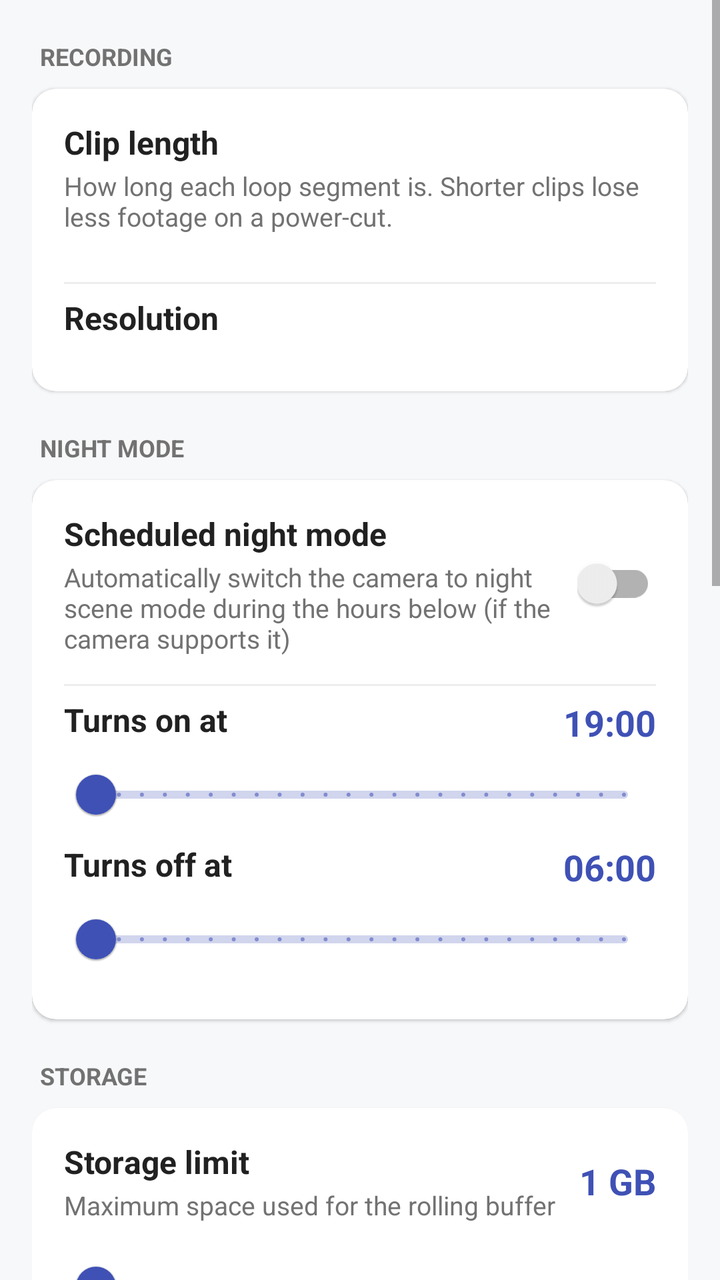
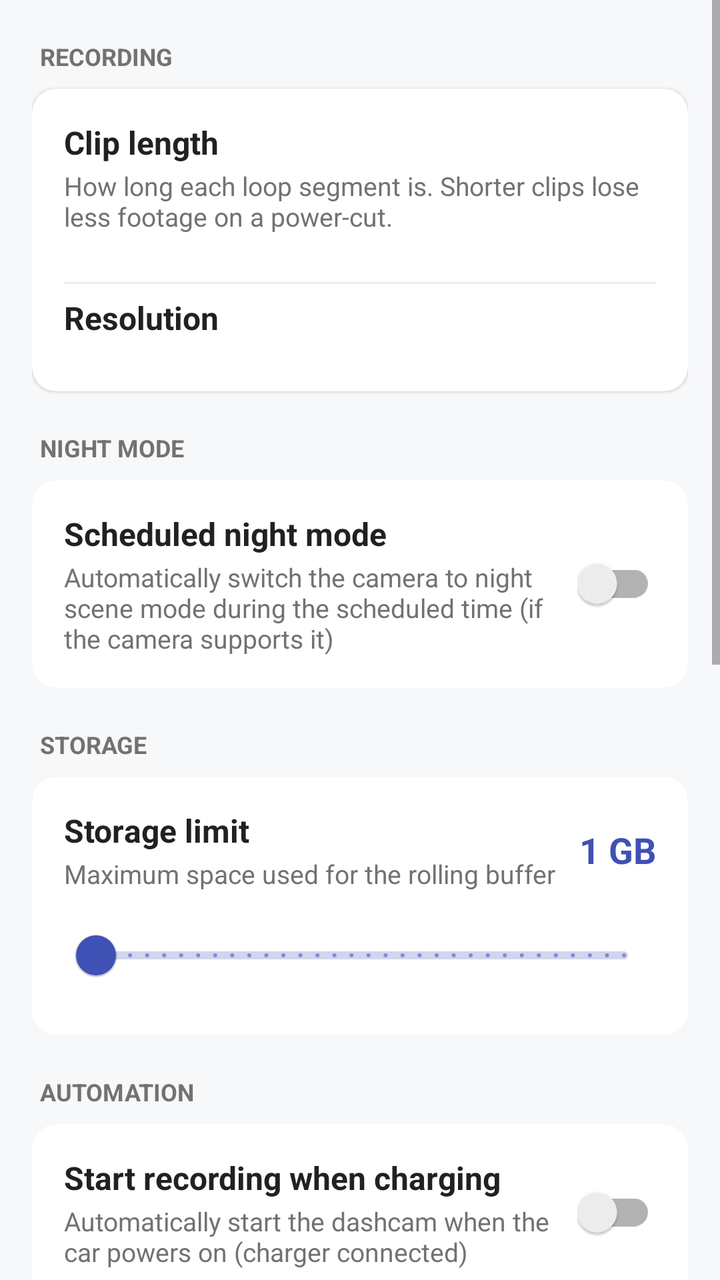

Compare the two renders of this Android layout. The source of the first and the diff that turns it into the second are given below.
<!-- AndroidManifest.xml: application theme AppTheme -->
<!-- res/layout/activity_settings.xml -->
<?xml version="1.0" encoding="utf-8"?>
<ScrollView xmlns:android="http://schemas.android.com/apk/res/android"
    xmlns:app="http://schemas.android.com/apk/res-auto"
    android:layout_width="match_parent"
    android:layout_height="match_parent"
    android:background="@color/colorWindowBg"
    android:fillViewport="true">

    <LinearLayout
        android:layout_width="match_parent"
        android:layout_height="wrap_content"
        android:orientation="vertical"
        android:paddingLeft="16dp"
        android:paddingRight="16dp"
        android:paddingBottom="24dp">

        
        <TextView
            style="@style/SettingsSectionHeader"
            android:text="Recording" />

        <androidx.cardview.widget.CardView style="@style/SettingsCard">

            <LinearLayout
                android:layout_width="match_parent"
                android:layout_height="wrap_content"
                android:orientation="vertical"
                android:padding="16dp">

                <TextView
                    style="@style/SettingsItemTitle"
                    android:text="Clip length" />

                <TextView
                    style="@style/SettingsItemSubtitle"
                    android:text="How long each loop segment is. Shorter clips lose less footage on a power-cut." />

                <LinearLayout
                    android:id="@+id/group_clip"
                    android:layout_width="match_parent"
                    android:layout_height="wrap_content"
                    android:layout_marginTop="10dp"
                    android:orientation="horizontal" />

                <View style="@style/SettingsDivider" />

                <TextView
                    style="@style/SettingsItemTitle"
                    android:text="Resolution" />

                <LinearLayout
                    android:id="@+id/group_res"
                    android:layout_width="match_parent"
                    android:layout_height="wrap_content"
                    android:layout_marginTop="10dp"
                    android:orientation="horizontal" />
            </LinearLayout>
        </androidx.cardview.widget.CardView>

        
        <TextView
            style="@style/SettingsSectionHeader"
            android:text="Night mode" />

        <androidx.cardview.widget.CardView style="@style/SettingsCard">

            <LinearLayout
                android:layout_width="match_parent"
                android:layout_height="wrap_content"
                android:orientation="vertical"
                android:padding="16dp">

                <LinearLayout
                    android:layout_width="match_parent"
                    android:layout_height="wrap_content"
                    android:orientation="horizontal">

                    <LinearLayout
                        android:layout_width="0dp"
                        android:layout_height="wrap_content"
                        android:layout_weight="1"
                        android:orientation="vertical">

                        <TextView
                            style="@style/SettingsItemTitle"
                            android:text="Scheduled night mode" />

                        <TextView
                            style="@style/SettingsItemSubtitle"
                            android:text="Automatically switch the camera to night scene mode during the hours below (if the camera supports it)" />
                    </LinearLayout>

                    <com.google.android.material.switchmaterial.SwitchMaterial
                        android:id="@+id/switch_night"
                        android:layout_width="wrap_content"
                        android:layout_height="wrap_content"
                        android:layout_gravity="center_vertical" />
                </LinearLayout>

                <View style="@style/SettingsDivider" />

                <LinearLayout
                    android:layout_width="match_parent"
                    android:layout_height="wrap_content"
                    android:orientation="horizontal">

                    <TextView
                        style="@style/SettingsItemTitle"
                        android:layout_width="0dp"
                        android:layout_weight="1"
                        android:text="Turns on at" />

                    <TextView
                        android:id="@+id/night_start_value"
                        android:layout_width="wrap_content"
                        android:layout_height="wrap_content"
                        android:layout_gravity="center_vertical"
                        android:text="19:00"
                        android:textColor="@color/colorPrimary"
                        android:textSize="18sp"
                        android:textStyle="bold" />
                </LinearLayout>

                <com.google.android.material.slider.Slider
                    android:id="@+id/night_start_slider"
                    android:layout_width="match_parent"
                    android:layout_height="wrap_content"
                    android:stepSize="1"
                    android:valueFrom="0"
                    android:valueTo="23" />

                <LinearLayout
                    android:layout_width="match_parent"
                    android:layout_height="wrap_content"
                    android:orientation="horizontal">

                    <TextView
                        style="@style/SettingsItemTitle"
                        android:layout_width="0dp"
                        android:layout_weight="1"
                        android:text="Turns off at" />

                    <TextView
                        android:id="@+id/night_end_value"
                        android:layout_width="wrap_content"
                        android:layout_height="wrap_content"
                        android:layout_gravity="center_vertical"
                        android:text="06:00"
                        android:textColor="@color/colorPrimary"
                        android:textSize="18sp"
                        android:textStyle="bold" />
                </LinearLayout>

                <com.google.android.material.slider.Slider
                    android:id="@+id/night_end_slider"
                    android:layout_width="match_parent"
                    android:layout_height="wrap_content"
                    android:stepSize="1"
                    android:valueFrom="0"
                    android:valueTo="23" />
            </LinearLayout>
        </androidx.cardview.widget.CardView>

        
        <TextView
            style="@style/SettingsSectionHeader"
            android:text="Storage" />

        <androidx.cardview.widget.CardView style="@style/SettingsCard">

            <LinearLayout
                android:layout_width="match_parent"
                android:layout_height="wrap_content"
                android:orientation="vertical"
                android:padding="16dp">

                <LinearLayout
                    android:layout_width="match_parent"
                    android:layout_height="wrap_content"
                    android:orientation="horizontal">

                    <LinearLayout
                        android:layout_width="0dp"
                        android:layout_height="wrap_content"
                        android:layout_weight="1"
                        android:orientation="vertical">

                        <TextView
                            style="@style/SettingsItemTitle"
                            android:text="Storage limit" />

                        <TextView
                            android:id="@+id/storage_free"
                            style="@style/SettingsItemSubtitle"
                            android:text="Maximum space used for the rolling buffer" />
                    </LinearLayout>

                    <TextView
                        android:id="@+id/storage_value"
                        android:layout_width="wrap_content"
                        android:layout_height="wrap_content"
                        android:layout_gravity="center_vertical"
                        android:text="1 GB"
                        android:textColor="@color/colorPrimary"
                        android:textSize="18sp"
                        android:textStyle="bold" />
                </LinearLayout>

                <com.google.android.material.slider.Slider
                    android:id="@+id/storage_slider"
                    android:layout_width="match_parent"
                    android:layout_height="wrap_content"
                    android:layout_marginTop="8dp"
                    android:stepSize="1"
                    android:valueFrom="1"
                    android:valueTo="32" />
            </LinearLayout>
        </androidx.cardview.widget.CardView>

        
        <TextView
            style="@style/SettingsSectionHeader"
            android:text="Automation" />

        <androidx.cardview.widget.CardView style="@style/SettingsCard">

            <LinearLayout
                android:layout_width="match_parent"
                android:layout_height="wrap_content"
                android:orientation="vertical"
                android:padding="16dp">

                <LinearLayout
                    android:layout_width="match_parent"
                    android:layout_height="wrap_content"
                    android:orientation="horizontal">

                    <LinearLayout
                        android:layout_width="0dp"
                        android:layout_height="wrap_content"
                        android:layout_weight="1"
                        android:orientation="vertical">

                        <TextView
                            style="@style/SettingsItemTitle"
                            android:text="Start recording when charging" />

                        <TextView
                            style="@style/SettingsItemSubtitle"
                            android:text="Automatically start the dashcam when the car powers on (charger connected)" />
                    </LinearLayout>

                    <com.google.android.material.switchmaterial.SwitchMaterial
                        android:id="@+id/switch_autostart"
                        android:layout_width="wrap_content"
                        android:layout_height="wrap_content"
                        android:layout_gravity="center_vertical" />
                </LinearLayout>

                <View style="@style/SettingsDivider" />

                <LinearLayout
                    android:layout_width="match_parent"
                    android:layout_height="wrap_content"
                    android:orientation="horizontal">

                    <LinearLayout
                        android:layout_width="0dp"
                        android:layout_height="wrap_content"
                        android:layout_weight="1"
                        android:orientation="vertical">

                        <TextView
                            style="@style/SettingsItemTitle"
                            android:text="Stop recording when unplugged" />

                        <TextView
                            style="@style/SettingsItemSubtitle"
                            android:text="Automatically stop the dashcam when the car powers off (charger disconnected)" />
                    </LinearLayout>

                    <com.google.android.material.switchmaterial.SwitchMaterial
                        android:id="@+id/switch_autostop"
                        android:layout_width="wrap_content"
                        android:layout_height="wrap_content"
                        android:layout_gravity="center_vertical" />
                </LinearLayout>
            </LinearLayout>
        </androidx.cardview.widget.CardView>

        
        <TextView
            style="@style/SettingsSectionHeader"
            android:text="Safety" />

        <androidx.cardview.widget.CardView style="@style/SettingsCard">

            <LinearLayout
                android:layout_width="match_parent"
                android:layout_height="wrap_content"
                android:orientation="vertical"
                android:padding="16dp">

                <LinearLayout
                    android:layout_width="match_parent"
                    android:layout_height="wrap_content"
                    android:orientation="horizontal">

                    <LinearLayout
                        android:layout_width="0dp"
                        android:layout_height="wrap_content"
                        android:layout_weight="1"
                        android:orientation="vertical">

                        <TextView
                            style="@style/SettingsItemTitle"
                            android:text="Overheating alert" />

                        <TextView
                            style="@style/SettingsItemSubtitle"
                            android:text="Warn me when the battery gets too hot" />
                    </LinearLayout>

                    <com.google.android.material.switchmaterial.SwitchMaterial
                        android:id="@+id/switch_overheat"
                        android:layout_width="wrap_content"
                        android:layout_height="wrap_content"
                        android:layout_gravity="center_vertical" />
                </LinearLayout>

                <LinearLayout
                    android:id="@+id/group_overheat"
                    android:layout_width="match_parent"
                    android:layout_height="wrap_content"
                    android:layout_marginTop="10dp"
                    android:orientation="horizontal" />

                <View style="@style/SettingsDivider" />

                <LinearLayout
                    android:layout_width="match_parent"
                    android:layout_height="wrap_content"
                    android:orientation="horizontal">

                    <LinearLayout
                        android:layout_width="0dp"
                        android:layout_height="wrap_content"
                        android:layout_weight="1"
                        android:orientation="vertical">

                        <TextView
                            style="@style/SettingsItemTitle"
                            android:text="Auto shutdown on low battery" />

                        <TextView
                            style="@style/SettingsItemSubtitle"
                            android:text="Safely stop and quit when the battery is low and not charging" />
                    </LinearLayout>

                    <com.google.android.material.switchmaterial.SwitchMaterial
                        android:id="@+id/switch_lowbatt"
                        android:layout_width="wrap_content"
                        android:layout_height="wrap_content"
                        android:layout_gravity="center_vertical" />
                </LinearLayout>

                <LinearLayout
                    android:id="@+id/group_lowbatt"
                    android:layout_width="match_parent"
                    android:layout_height="wrap_content"
                    android:layout_marginTop="10dp"
                    android:orientation="horizontal" />
            </LinearLayout>
        </androidx.cardview.widget.CardView>

        
        <TextView
            style="@style/SettingsSectionHeader"
            android:text="General" />

        <androidx.cardview.widget.CardView style="@style/SettingsCard">

            <LinearLayout
                android:layout_width="match_parent"
                android:layout_height="wrap_content"
                android:orientation="vertical"
                android:padding="16dp">

                <LinearLayout
                    android:layout_width="match_parent"
                    android:layout_height="wrap_content"
                    android:orientation="horizontal">

                    <LinearLayout
                        android:layout_width="0dp"
                        android:layout_height="wrap_content"
                        android:layout_weight="1"
                        android:orientation="vertical">

                        <TextView
                            style="@style/SettingsItemTitle"
                            android:text="Silent" />

                        <TextView
                            style="@style/SettingsItemSubtitle"
                            android:text="Mute system sound while recording" />
                    </LinearLayout>

                    <com.google.android.material.switchmaterial.SwitchMaterial
                        android:id="@+id/switch_silent"
                        android:layout_width="wrap_content"
                        android:layout_height="wrap_content"
                        android:layout_gravity="center_vertical" />
                </LinearLayout>

                <View style="@style/SettingsDivider" />

                <LinearLayout
                    android:layout_width="match_parent"
                    android:layout_height="wrap_content"
                    android:orientation="horizontal">

                    <LinearLayout
                        android:layout_width="0dp"
                        android:layout_height="wrap_content"
                        android:layout_weight="1"
                        android:orientation="vertical">

                        <TextView
                            style="@style/SettingsItemTitle"
                            android:text="Start Maps in background" />

                        <TextView
                            style="@style/SettingsItemSubtitle"
                            android:text="Launch Google Maps navigation when the app starts" />
                    </LinearLayout>

                    <com.google.android.material.switchmaterial.SwitchMaterial
                        android:id="@+id/switch_maps"
                        android:layout_width="wrap_content"
                        android:layout_height="wrap_content"
                        android:layout_gravity="center_vertical" />
                </LinearLayout>

                <View style="@style/SettingsDivider" />

                <TextView
                    android:id="@+id/btn_delete_all"
                    android:layout_width="match_parent"
                    android:layout_height="48dp"
                    android:background="@drawable/bg_delete_button"
                    android:clickable="true"
                    android:focusable="true"
                    android:gravity="center"
                    android:text="Delete all recordings"
                    android:textColor="#FFD32F2F"
                    android:textSize="15sp"
                    android:textStyle="bold" />
            </LinearLayout>
        </androidx.cardview.widget.CardView>

    </LinearLayout>
</ScrollView>
<!-- resources referenced by this layout -->
<resources>
  <color name="colorPrimary">#3F51B5</color>
  <color name="colorWindowBg">#FFF7F8FA</color>
  <!-- drawable bg_delete_button (drawable) -->
  <?xml version="1.0" encoding="utf-8"?>
  <shape xmlns:android="http://schemas.android.com/apk/res/android"
      android:shape="rectangle">
      <solid android:color="#FFFDECEC" />
      <stroke
          android:width="1dp"
          android:color="#FFD32F2F" />
      <corners android:radius="10dp" />
  </shape>
  <style name="SettingsCard">
          <item name="android:layout_width">match_parent</item>
          <item name="android:layout_height">wrap_content</item>
          <item name="cardCornerRadius">12dp</item>
          <item name="cardElevation">1dp</item>
          <item name="cardBackgroundColor">@color/colorCard</item>
      </style>
  <style name="SettingsDivider">
          <item name="android:layout_width">match_parent</item>
          <item name="android:layout_height">1dp</item>
          <item name="android:layout_marginTop">14dp</item>
          <item name="android:layout_marginBottom">6dp</item>
          <item name="android:background">@color/colorDivider</item>
      </style>
  <style name="SettingsItemSubtitle">
          <item name="android:layout_width">match_parent</item>
          <item name="android:layout_height">wrap_content</item>
          <item name="android:layout_marginTop">2dp</item>
          <item name="android:textSize">13sp</item>
          <item name="android:textColor">@color/colorTextSecondary</item>
      </style>
  <style name="SettingsItemTitle">
          <item name="android:layout_width">match_parent</item>
          <item name="android:layout_height">wrap_content</item>
          <item name="android:textSize">16sp</item>
          <item name="android:textStyle">bold</item>
          <item name="android:textColor">@color/colorTextPrimary</item>
      </style>
  <style name="SettingsSectionHeader">
          <item name="android:layout_width">match_parent</item>
          <item name="android:layout_height">wrap_content</item>
          <item name="android:layout_marginTop">20dp</item>
          <item name="android:layout_marginBottom">8dp</item>
          <item name="android:layout_marginStart">4dp</item>
          <item name="android:textAllCaps">true</item>
          <item name="android:textStyle">bold</item>
          <item name="android:textSize">12sp</item>
          <item name="android:textColor">@color/colorTextSecondary</item>
      </style>
  <style name="AppTheme" parent="Theme.MaterialComponents.DayNight.DarkActionBar.Bridge">
          
          <item name="colorPrimary">@color/colorPrimary</item>
          <item name="colorPrimaryDark">@color/colorPrimaryDark</item>
          <item name="colorAccent">@color/colorAccent</item>
          <item name="preferenceTheme">@style/PreferenceThemeOverlay</item>
          <item name="android:windowBackground">@color/colorWindowBg</item>
      </style>
  <color name="colorCard">#FFFFFFFF</color>
  <color name="colorDivider">#FFEEEEEE</color>
  <color name="colorTextSecondary">#727272</color>
  <color name="colorTextPrimary">#212121</color>
  <color name="colorPrimaryDark">#303F9F</color>
  <color name="colorAccent">#FF4081</color>
</resources>

<!-- the commit's change to res/layout/activity_settings.xml (unified diff, before → after) -->
@@ -87,7 +87,7 @@
 
                         <TextView
                             style="@style/SettingsItemSubtitle"
-                            android:text="Automatically switch the camera to night scene mode during the hours below (if the camera supports it)" />
+                            android:text="Automatically switch the camera to night scene mode during the scheduled time (if the camera supports it)" />
                     </LinearLayout>
 
                     <com.google.android.material.switchmaterial.SwitchMaterial
@@ -97,67 +97,68 @@
                         android:layout_gravity="center_vertical" />
                 </LinearLayout>
 
-                <View style="@style/SettingsDivider" />
-
-                <LinearLayout
-                    android:layout_width="match_parent"
-                    android:layout_height="wrap_content"
-                    android:orientation="horizontal">
-
-                    <TextView
-                        style="@style/SettingsItemTitle"
-                        android:layout_width="0dp"
-                        android:layout_weight="1"
-                        android:text="Turns on at" />
-
-                    <TextView
-                        android:id="@+id/night_start_value"
-                        android:layout_width="wrap_content"
-                        android:layout_height="wrap_content"
-                        android:layout_gravity="center_vertical"
-                        android:text="19:00"
-                        android:textColor="@color/colorPrimary"
-                        android:textSize="18sp"
-                        android:textStyle="bold" />
-                </LinearLayout>
-
-                <com.google.android.material.slider.Slider
-                    android:id="@+id/night_start_slider"
-                    android:layout_width="match_parent"
-                    android:layout_height="wrap_content"
-                    android:stepSize="1"
-                    android:valueFrom="0"
-                    android:valueTo="23" />
-
-                <LinearLayout
-                    android:layout_width="match_parent"
-                    android:layout_height="wrap_content"
-                    android:orientation="horizontal">
-
-                    <TextView
-                        style="@style/SettingsItemTitle"
-                        android:layout_width="0dp"
-                        android:layout_weight="1"
-                        android:text="Turns off at" />
-
-                    <TextView
-                        android:id="@+id/night_end_value"
-                        android:layout_width="wrap_content"
-                        android:layout_height="wrap_content"
-                        android:layout_gravity="center_vertical"
-                        android:text="06:00"
-                        android:textColor="@color/colorPrimary"
-                        android:textSize="18sp"
-                        android:textStyle="bold" />
-                </LinearLayout>
-
-                <com.google.android.material.slider.Slider
-                    android:id="@+id/night_end_slider"
-                    android:layout_width="match_parent"
-                    android:layout_height="wrap_content"
-                    android:stepSize="1"
-                    android:valueFrom="0"
-                    android:valueTo="23" />
+                
+                <LinearLayout
+                    android:id="@+id/night_schedule_panel"
+                    android:layout_width="match_parent"
+                    android:layout_height="wrap_content"
+                    android:orientation="vertical"
+                    android:visibility="gone">
+
+                    <View style="@style/SettingsDivider" />
+
+                    <LinearLayout
+                        android:layout_width="match_parent"
+                        android:layout_height="wrap_content"
+                        android:layout_marginTop="4dp"
+                        android:gravity="center_vertical"
+                        android:orientation="horizontal">
+
+                        <TextView
+                            android:id="@+id/night_start_chip"
+                            android:layout_width="0dp"
+                            android:layout_height="wrap_content"
+                            android:layout_weight="1"
+                            android:clickable="true"
+                            android:focusable="true"
+                            android:gravity="center"
+                            android:paddingTop="10dp"
+                            android:paddingBottom="10dp"
+                            android:text="6:00 PM"
+                            android:textSize="16sp" />
+
+                        <TextView
+                            android:layout_width="wrap_content"
+                            android:layout_height="wrap_content"
+                            android:layout_marginStart="8dp"
+                            android:layout_marginEnd="8dp"
+                            android:text="\u2192"
+                            android:textColor="@color/colorTextSecondary"
+                            android:textSize="20sp" />
+
+                        <TextView
+                            android:id="@+id/night_end_chip"
+                            android:layout_width="0dp"
+                            android:layout_height="wrap_content"
+                            android:layout_weight="1"
+                            android:clickable="true"
+                            android:focusable="true"
+                            android:gravity="center"
+                            android:paddingTop="10dp"
+                            android:paddingBottom="10dp"
+                            android:text="6:00 AM"
+                            android:textSize="16sp" />
+                    </LinearLayout>
+
+                    <TimePicker
+                        android:id="@+id/night_time_picker"
+                        android:layout_width="wrap_content"
+                        android:layout_height="wrap_content"
+                        android:layout_gravity="center_horizontal"
+                        android:layout_marginTop="8dp"
+                        android:timePickerMode="spinner"
+                        android:visibility="gone" />
+                </LinearLayout>
             </LinearLayout>
         </androidx.cardview.widget.CardView>
 
